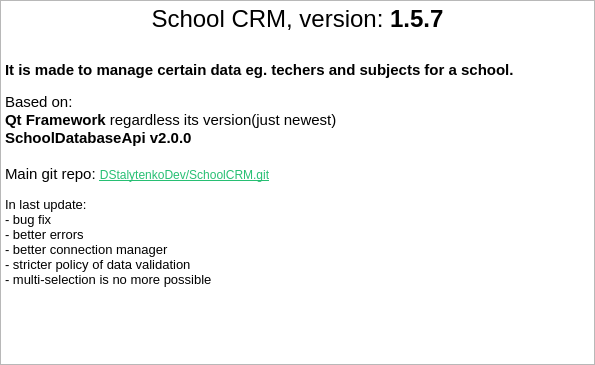
DStalytenkoDev/SchoolCRM, file Menu/AboutDialog.ui: the form before one commit.
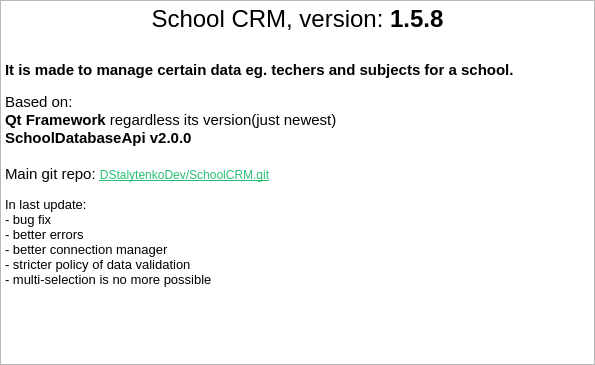
The form after the commit.

Commit message:
Roles state machine bug fix, refactoring Item selection tracked by ::clicked() signal Ipmproved search bar behaviour (works only in Searching and RolesLoaded states) Fix for jumping in ItemSelected when item found and clicked Fix for selection the right item in original model after item found
Removed:
::handleFoundRole()
::handleSelectedRole()
::roleFinder
::itemSelectedIs() (signal)

The edit to the form file:
```diff
--- a/Menu/AboutDialog.ui
+++ b/Menu/AboutDialog.ui
@@ -51,7 +51,7 @@
 li.unchecked::marker { content: &quot;\2610&quot;; }
 li.checked::marker { content: &quot;\2612&quot;; }
 &lt;/style&gt;&lt;/head&gt;&lt;body style=&quot; font-family:'Segoe UI'; font-size:9pt; font-weight:400; font-style:normal;&quot;&gt;
-&lt;p align=&quot;center&quot; style=&quot; margin-top:0px; margin-bottom:0px; margin-left:0px; margin-right:0px; -qt-block-indent:0; text-indent:0px;&quot;&gt;&lt;span style=&quot; font-size:18pt;&quot;&gt;School CRM, version: &lt;/span&gt;&lt;span style=&quot; font-size:18pt; font-weight:700;&quot;&gt;1.5.7&lt;/span&gt;&lt;/p&gt;
+&lt;p align=&quot;center&quot; style=&quot; margin-top:0px; margin-bottom:0px; margin-left:0px; margin-right:0px; -qt-block-indent:0; text-indent:0px;&quot;&gt;&lt;span style=&quot; font-size:18pt;&quot;&gt;School CRM, version: &lt;/span&gt;&lt;span style=&quot; font-size:18pt; font-weight:700;&quot;&gt;1.5.8&lt;/span&gt;&lt;/p&gt;
 &lt;p align=&quot;center&quot; style=&quot;-qt-paragraph-type:empty; margin-top:0px; margin-bottom:0px; margin-left:0px; margin-right:0px; -qt-block-indent:0; text-indent:0px; font-size:18pt; font-weight:700;&quot;&gt;&lt;br /&gt;&lt;/p&gt;
 &lt;p style=&quot; margin-top:0px; margin-bottom:0px; margin-left:0px; margin-right:0px; -qt-block-indent:0; text-indent:0px;&quot;&gt;&lt;span style=&quot; font-size:11pt; font-weight:700;&quot;&gt;It is made to manage certain data eg. techers and subjects for a school.&lt;/span&gt;&lt;/p&gt;
 &lt;p style=&quot;-qt-paragraph-type:empty; margin-top:0px; margin-bottom:0px; margin-left:0px; margin-right:0px; -qt-block-indent:0; text-indent:0px;&quot;&gt;&lt;br /&gt;&lt;/p&gt;
```
The commit also changes 3 other files.
